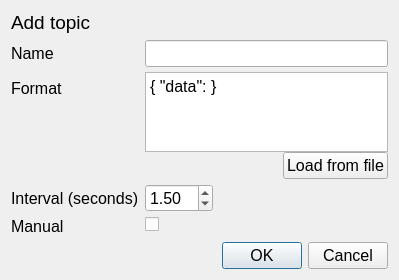
Before: the Qt Designer form src/gui/addtopicdialog.ui in TheZlodziej/mqtt-simulator, drawn with Qt 5.
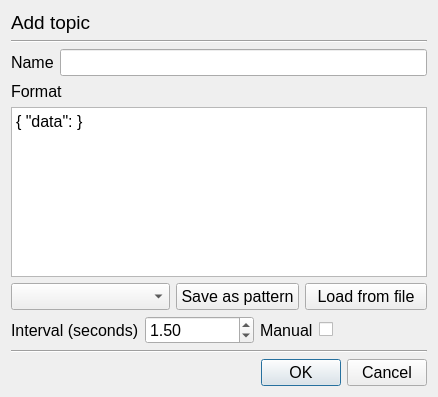
After: the same form once the commit is applied.

Commit message: redesign add topic dialog

Diff of the .ui file:
```diff
--- a/src/gui/addtopicdialog.ui
+++ b/src/gui/addtopicdialog.ui
@@ -6,8 +6,8 @@
    <rect>
     <x>0</x>
     <y>0</y>
-    <width>399</width>
-    <height>280</height>
+    <width>438</width>
+    <height>397</height>
    </rect>
   </property>
   <property name="font">
@@ -21,7 +21,7 @@
   <layout class="QVBoxLayout" name="verticalLayout_2">
    <item>
     <layout class="QVBoxLayout" name="verticalLayout">
-     <item alignment="Qt::AlignmentFlag::AlignTop">
+     <item>
       <widget class="QLabel" name="label">
        <property name="font">
         <font>
@@ -34,21 +34,22 @@
       </widget>
      </item>
      <item>
-      <layout class="QFormLayout" name="formLayout">
-       <property name="fieldGrowthPolicy">
-        <enum>QFormLayout::FieldGrowthPolicy::ExpandingFieldsGrow</enum>
+      <widget class="Line" name="line">
+       <property name="orientation">
+        <enum>Qt::Orientation::Horizontal</enum>
        </property>
-       <property name="verticalSpacing">
-        <number>5</number>
-       </property>
-       <item row="0" column="0">
+      </widget>
+     </item>
+     <item>
+      <layout class="QHBoxLayout" name="name_hlayout">
+       <item>
         <widget class="QLabel" name="name_lbl">
          <property name="text">
           <string>Name</string>
          </property>
         </widget>
        </item>
-       <item row="0" column="1">
+       <item>
         <widget class="QLineEdit" name="name_line_edit">
          <property name="sizePolicy">
           <sizepolicy hsizetype="Expanding" vsizetype="Fixed">
@@ -61,18 +62,20 @@
          </property>
         </widget>
        </item>
-       <item row="1" column="0">
-        <widget class="QLabel" name="format_lbl">
-         <property name="text">
-          <string>Format</string>
-         </property>
-        </widget>
-       </item>
-       <item row="1" column="1">
+      </layout>
+     </item>
+     <item>
         <layout class="QVBoxLayout" name="format_vlayout">
          <property name="spacing">
-          <number>0</number>
-         </property>
+        <number>-1</number>
+       </property>
+       <item>
+        <widget class="QLabel" name="format_lbl">
+         <property name="text">
+          <string>Format</string>
+         </property>
+        </widget>
+       </item>
          <item>
           <widget class="QPlainTextEdit" name="format_text_edit">
            <property name="plainText">
@@ -81,22 +84,26 @@
           </widget>
          </item>
          <item>
-          <layout class="QHBoxLayout" name="format_hlayout" stretch="0,0">
-           <property name="sizeConstraint">
-            <enum>QLayout::SizeConstraint::SetDefaultConstraint</enum>
+        <layout class="QHBoxLayout" name="format_btns_layout">
+         <item>
+          <widget class="QComboBox" name="predefined_pattern_combo_box">
+           <property name="cursor">
+            <cursorShape>PointingHandCursor</cursorShape>
            </property>
+           <property name="placeholderText">
+            <string>Predefined pattern</string>
+           </property>
+          </widget>
+         </item>
            <item>
-            <spacer name="load_from_file_hspacer">
-             <property name="orientation">
-              <enum>Qt::Orientation::Horizontal</enum>
-             </property>
-             <property name="sizeHint" stdset="0">
-              <size>
-               <width>40</width>
-               <height>20</height>
-              </size>
-             </property>
-            </spacer>
+          <widget class="QPushButton" name="save_as_pattern_btn">
+           <property name="cursor">
+            <cursorShape>PointingHandCursor</cursorShape>
+           </property>
+           <property name="text">
+            <string>Save as pattern</string>
+           </property>
+          </widget>
            </item>
            <item>
             <widget class="QPushButton" name="load_from_file_btn">
@@ -112,14 +119,16 @@
          </item>
         </layout>
        </item>
-       <item row="3" column="0">
+     <item>
+      <layout class="QHBoxLayout" name="interval_hlayout">
+       <item>
         <widget class="QLabel" name="interval_lbl">
          <property name="text">
           <string>Interval (seconds)</string>
          </property>
         </widget>
        </item>
-       <item row="3" column="1">
+       <item>
         <widget class="QDoubleSpinBox" name="interval_spin_box">
          <property name="sizePolicy">
           <sizepolicy hsizetype="Minimum" vsizetype="Fixed">
@@ -144,14 +153,20 @@
          </property>
         </widget>
        </item>
-       <item row="5" column="0">
+       <item>
         <widget class="QLabel" name="manual_lbl">
+         <property name="sizePolicy">
+          <sizepolicy hsizetype="Fixed" vsizetype="Preferred">
+           <horstretch>0</horstretch>
+           <verstretch>0</verstretch>
+          </sizepolicy>
+         </property>
          <property name="text">
           <string>Manual</string>
          </property>
         </widget>
        </item>
-       <item row="5" column="1">
+       <item>
         <widget class="QCheckBox" name="manual_check_box">
          <property name="toolTip">
           <string>If checked, the data will be automatically send every &lt;interval&gt; seconds</string>
@@ -168,6 +183,13 @@
      </item>
     </layout>
    </item>
+   <item>
+    <widget class="Line" name="line_2">
+     <property name="orientation">
+      <enum>Qt::Orientation::Horizontal</enum>
+     </property>
+    </widget>
+   </item>
    <item>
     <widget class="QDialogButtonBox" name="buttonBox">
      <property name="cursor">
```
Left out of the diff: 3 changed lines with no effect on the pictures. Lines whose indentation alone changed are shown as unchanged. The commit also changes 1 other file.
